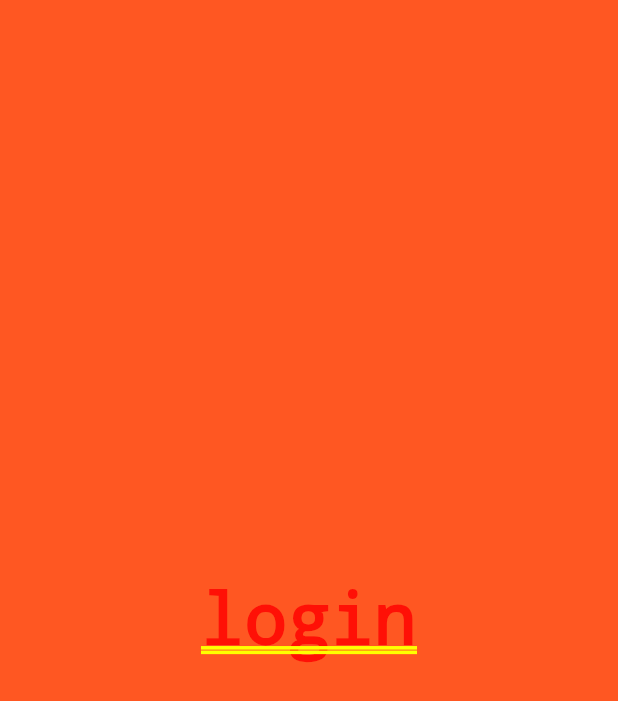
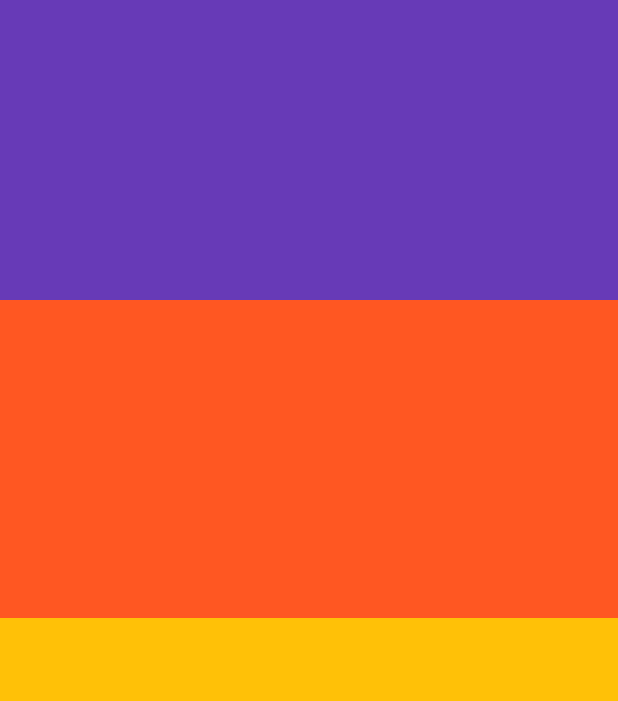
Before and after one commit to Western-parotia/FlutterLadder, a Flutter app: the screen it shows after launch, item 5 of the bottom bar chosen, after a tap on "点击登录", on a phone screen of 412 x 824 dp. Shown: the top 701 px of the screen. Run offline on Flutter 3.47's test engine with Material 2 defaults, Android fonts, the phone set to English and light mode, and no system bars; our stand-ins replace dio, logger.

Commit message:
补充 登录页面 布局

```diff
--- a/lib/modules/account/account_page.dart
+++ b/lib/modules/account/account_page.dart
@@ -43,14 +43,10 @@ class _HeaderWidget extends StatelessWidget {
         crossAxisAlignment: CrossAxisAlignment.center,
         children: <Widget>[
           ClipOval(
-              child: Image.asset(
-            ImagesPath.wrapLocalImage("user_avatar.png"),
-            fit: BoxFit.cover,
-            colorBlendMode: BlendMode.colorDodge,
-            width: 80,
-            height: 80,
-            color: Colors.deepPurpleAccent,
-          )),
+              child: Hero(
+                tag: "_logo",
+                child: _logoElement(),
+              )),
           Container(
             padding: const EdgeInsets.only(top: 20),
             child: InkWell(
@@ -74,22 +70,51 @@ class _HeaderWidget extends StatelessWidget {
     //    builder:(_) =>LoginWidget() ,
     // ));
     Navigator.of(context)
-        .push(MaterialPageRoute<void>(builder: (_) => LoginWidget()));
+        .push(MaterialPageRoute<void>(builder: (_) => const LoginWidget()));
   }
 }
-
+Widget _logoElement(){
+  return Image.asset(
+    ImagesPath.wrapLocalImage("user_avatar.png"),
+    fit: BoxFit.cover,
+    colorBlendMode: BlendMode.colorDodge,
+    width: 80,
+    height: 80,
+    color: Colors.deepPurpleAccent,
+  );
+}
 class LoginWidget extends StatelessWidget {
   const LoginWidget({Key? key}) : super(key: key);
 
   @override
   Widget build(BuildContext context) {
-    return Container(
-      width: 50,
-      height: 60,
-      color: Colors.deepOrange,
-      child: const Center(
-        child: Text("login"),
-      ),
+    return Stack(
+      children: <Widget>[
+        Flex(direction: Axis.vertical,
+          children:  <Widget>[
+            Expanded(
+              flex: 1,
+                child: Container(
+              color: Colors.deepOrange,
+            )),
+            Expanded(
+                flex: 1,
+                child: Container(
+                  color: Colors.amber,
+                )),
+          ],
+        ),
+        Column(
+          children: <Widget>[
+            Container(
+              color: Colors.deepPurple,
+              height: 200,
+            ),
+          ],
+
+        )
+      ],
+
     );
   }
 }
```
Also changed, not shown: assets/images/login_logo.png (added).
